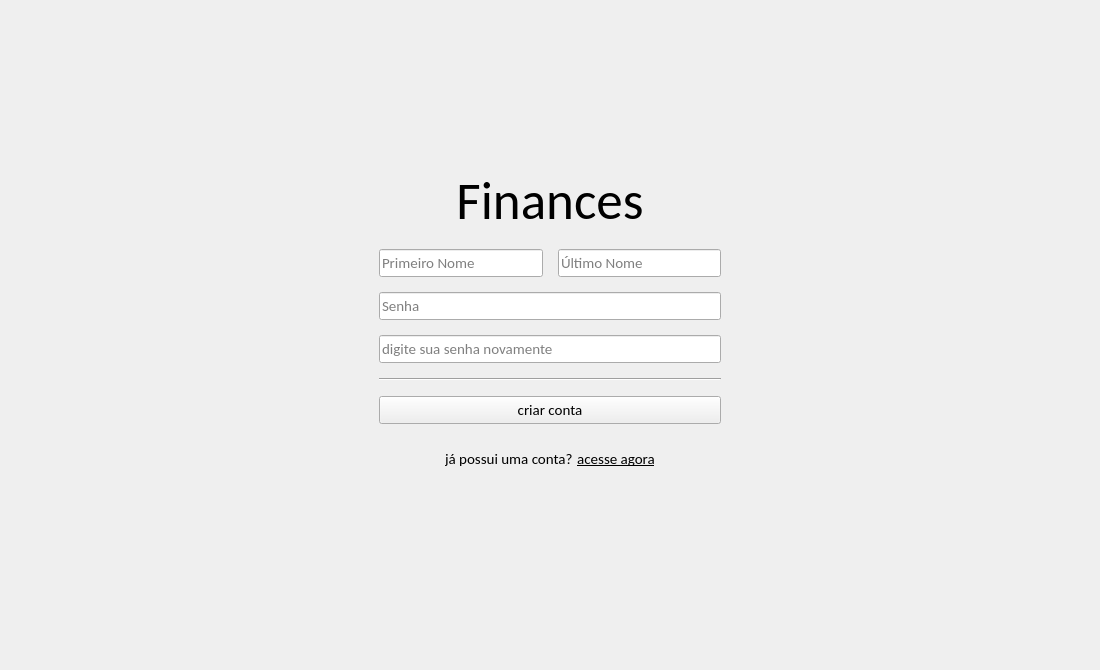
iagoofelipe/FinancesV2, file finances/src/UI/CreateAccount.ui: the form before one commit.
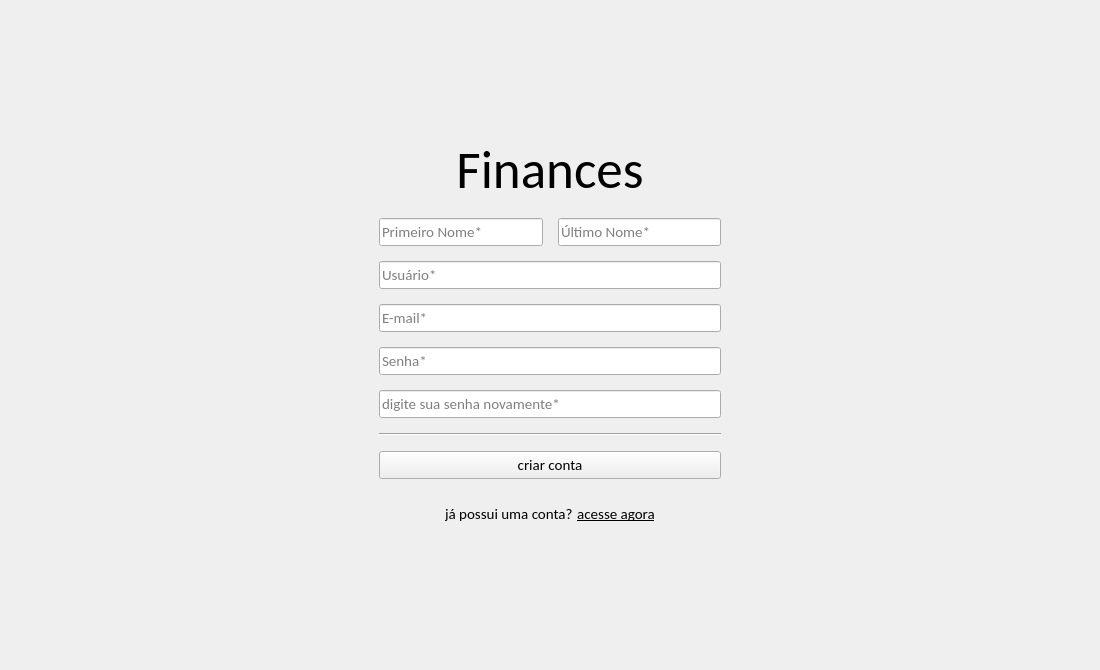
The form after the commit.

```diff
--- a/finances/src/UI/CreateAccount.ui
+++ b/finances/src/UI/CreateAccount.ui
@@ -88,31 +88,45 @@
          <item>
           <widget class="QLineEdit" name="linePrimeiroNome">
            <property name="placeholderText">
-            <string>Primeiro Nome</string>
+            <string>Primeiro Nome*</string>
            </property>
           </widget>
          </item>
          <item>
           <widget class="QLineEdit" name="lineUltimoNome">
            <property name="placeholderText">
-            <string>Último Nome</string>
+            <string>Último Nome*</string>
            </property>
           </widget>
          </item>
         </layout>
        </widget>
       </item>
+      <item>
+       <widget class="QLineEdit" name="lineUsuario">
+        <property name="placeholderText">
+         <string>Usuário*</string>
+        </property>
+       </widget>
+      </item>
+      <item>
+       <widget class="QLineEdit" name="lineEmail">
+        <property name="placeholderText">
+         <string>E-mail*</string>
+        </property>
+       </widget>
+      </item>
       <item>
        <widget class="QLineEdit" name="lineSenha">
         <property name="placeholderText">
-         <string>Senha</string>
+         <string>Senha*</string>
         </property>
        </widget>
       </item>
       <item>
        <widget class="QLineEdit" name="lineSenhaRepetir">
         <property name="placeholderText">
-         <string>digite sua senha novamente</string>
+         <string>digite sua senha novamente*</string>
         </property>
        </widget>
       </item>
@@ -204,7 +218,7 @@
         <property name="sizeHint" stdset="0">
          <size>
           <width>20</width>
-          <height>171</height>
+          <height>40</height>
          </size>
         </property>
        </spacer>
```
Left out of the diff: 2 changed lines with no effect on the pictures.
